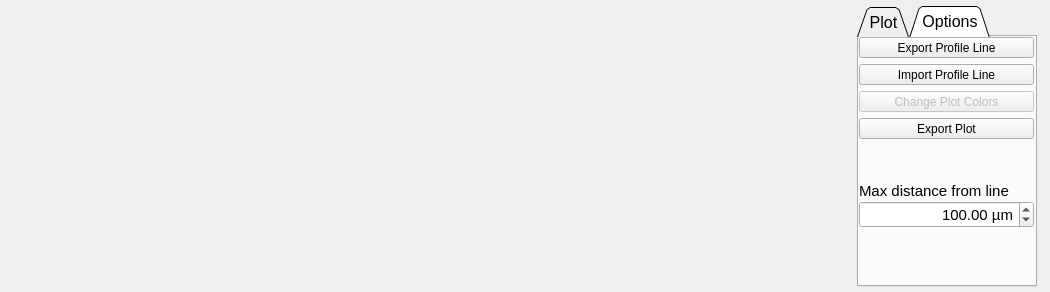
Old version of the form ui/dockWidget.ui in the repository saburo/LineProfile.
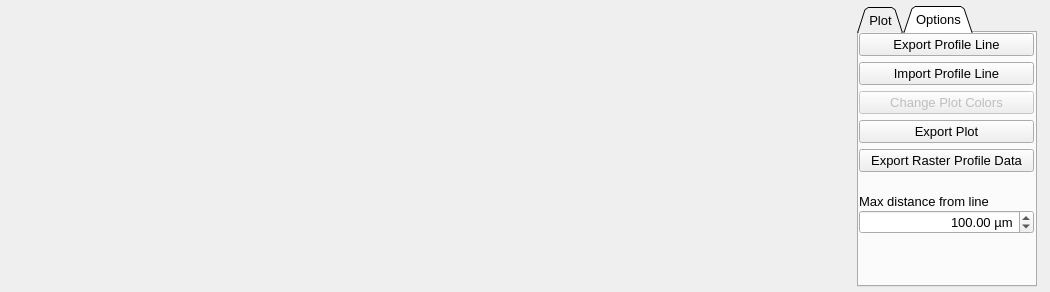
New version of the form. The open tabs and pages were chosen to show the change.

What changed in the file:
```diff
--- a/ui/dockWidget.ui
+++ b/ui/dockWidget.ui
@@ -129,7 +129,7 @@
       </property>
       <property name="font">
        <font>
-        <pointsize>12</pointsize>
+        <pointsize>10</pointsize>
        </font>
       </property>
       <property name="tabPosition">
@@ -578,7 +578,7 @@
           <x>0</x>
           <y>0</y>
           <width>175</width>
-          <height>191</height>
+          <height>201</height>
          </rect>
         </property>
         <property name="sizePolicy">
@@ -622,7 +622,7 @@
           <number>0</number>
          </property>
          <item>
-          <widget class="QToolButton" name="myExportProfileLineBtn">
+          <widget class="QPushButton" name="myExportProfileLineBtn">
            <property name="sizePolicy">
             <sizepolicy hsizetype="MinimumExpanding" vsizetype="Fixed">
              <horstretch>0</horstretch>
@@ -635,26 +635,38 @@
              <height>0</height>
             </size>
            </property>
+           <property name="font">
+            <font>
+             <family>MS Shell Dlg 2</family>
+             <pointsize>10</pointsize>
+            </font>
+           </property>
            <property name="text">
             <string>Export Profile Line</string>
            </property>
           </widget>
          </item>
          <item>
-          <widget class="QToolButton" name="Btn_ImportProfileLine">
+          <widget class="QPushButton" name="Btn_ImportProfileLine">
            <property name="sizePolicy">
             <sizepolicy hsizetype="MinimumExpanding" vsizetype="Fixed">
              <horstretch>0</horstretch>
              <verstretch>0</verstretch>
             </sizepolicy>
            </property>
+           <property name="font">
+            <font>
+             <family>MS Shell Dlg 2</family>
+             <pointsize>10</pointsize>
+            </font>
+           </property>
            <property name="text">
             <string>Import Profile Line</string>
            </property>
           </widget>
          </item>
          <item>
-          <widget class="QToolButton" name="Btn_ChangePlotColor">
+          <widget class="QPushButton" name="Btn_ChangePlotColor">
            <property name="enabled">
             <bool>false</bool>
            </property>
@@ -664,24 +676,49 @@
              <verstretch>0</verstretch>
             </sizepolicy>
            </property>
+           <property name="font">
+            <font>
+             <family>MS Shell Dlg 2</family>
+             <pointsize>10</pointsize>
+            </font>
+           </property>
            <property name="text">
             <string>Change Plot Colors</string>
            </property>
           </widget>
          </item>
          <item>
-          <widget class="QToolButton" name="Btn_ExportPlot">
+          <widget class="QPushButton" name="Btn_ExportPlot">
            <property name="sizePolicy">
             <sizepolicy hsizetype="MinimumExpanding" vsizetype="Fixed">
              <horstretch>0</horstretch>
              <verstretch>0</verstretch>
             </sizepolicy>
            </property>
+           <property name="font">
+            <font>
+             <family>MS Shell Dlg 2</family>
+             <pointsize>10</pointsize>
+            </font>
+           </property>
            <property name="text">
             <string>Export Plot</string>
            </property>
           </widget>
          </item>
+         <item>
+          <widget class="QPushButton" name="pushButton">
+           <property name="font">
+            <font>
+             <family>MS Shell Dlg 2</family>
+             <pointsize>10</pointsize>
+            </font>
+           </property>
+           <property name="text">
+            <string>Export Raster Profile Data</string>
+           </property>
+          </widget>
+         </item>
          <item>
           <layout class="QVBoxLayout" name="verticalLayout_3">
            <property name="spacing">
@@ -691,7 +728,8 @@
             <widget class="QLabel" name="label_5">
              <property name="font">
               <font>
-               <pointsize>11</pointsize>
+               <family>MS Shell Dlg 2</family>
+               <pointsize>10</pointsize>
               </font>
              </property>
              <property name="text">
@@ -704,9 +742,16 @@
            </item>
            <item>
             <widget class="QDoubleSpinBox" name="SpnBox_DistanceLimit">
+             <property name="minimumSize">
+              <size>
+               <width>0</width>
+               <height>24</height>
+              </size>
+             </property>
              <property name="font">
               <font>
-               <pointsize>11</pointsize>
+               <family>MS Shell Dlg 2</family>
+               <pointsize>10</pointsize>
               </font>
              </property>
              <property name="focusPolicy">
```
Left out of the diff: 53 changed lines with no effect on the pictures.
